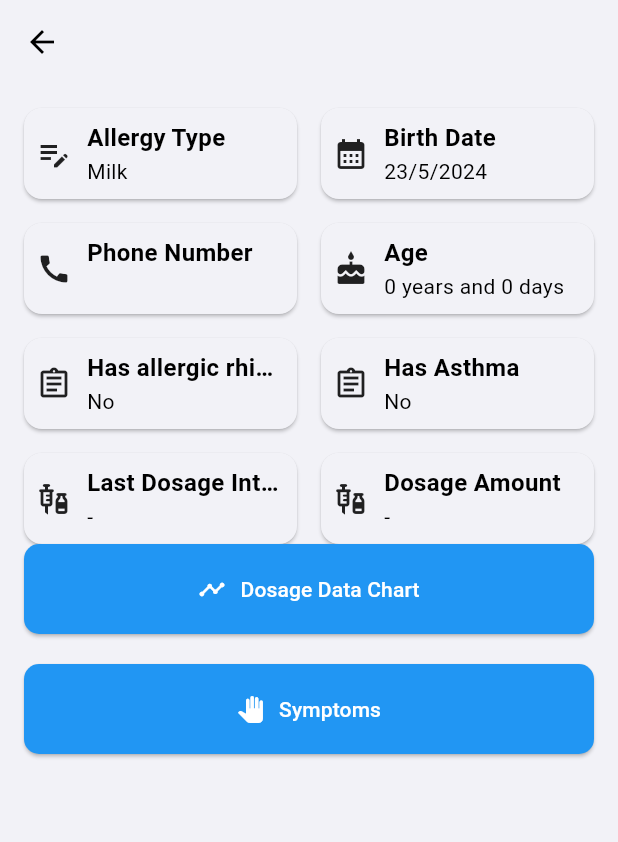
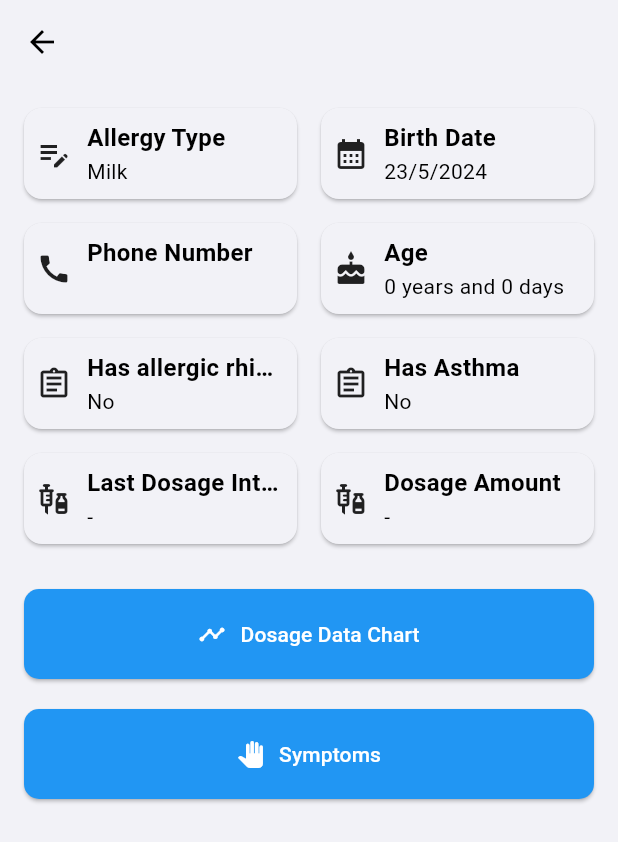
Before and after one commit to KeremTamirci/ImmunotherapyApp, a Flutter app: the PatientDetailScreen screen opened directly with empty values, on a phone screen of 412 x 824 dp. Shown: the top 842 px of the screen. Run offline on Flutter 3.47's test engine with Material 3 defaults, Android fonts, the phone set to English and light mode, and no system bars; our stand-ins replace accordion, cloud_firestore, firebase_auth, firebase_core, firebase_messaging, fl_chart and 6 more; missing offline and left inert: flutter_material_pickers; accounts and stored records are empty; generated files the repository leaves out were written again; network calls fail; project files that could hold a hidden picture were left out.

Commit message:
Patient details made nonscrollable

```diff
--- a/immunotheraphy_app/lib/doctor/screens/patient_detail_page.dart
+++ b/immunotheraphy_app/lib/doctor/screens/patient_detail_page.dart
@@ -102,6 +102,7 @@ class _PatientDetailScreenState extends State<PatientDetailScreen> {
                 children: [
                   GridView.count(
                     shrinkWrap: true,
+                    physics: const NeverScrollableScrollPhysics(),
                     crossAxisCount: 2,
                     mainAxisSpacing: 16.0,
                     crossAxisSpacing: 16.0,
@@ -152,6 +153,7 @@ class _PatientDetailScreenState extends State<PatientDetailScreen> {
                       ),
                     ],
                   ),
+                  const SizedBox(height: 30),
                   ElevatedButton(
                     onPressed: _showDosageChart,
                     style: ElevatedButton.styleFrom(
```
